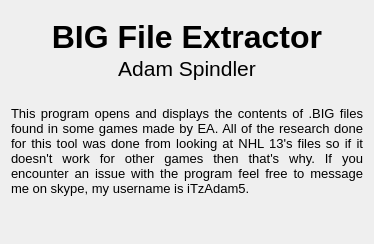
Old version of the form AboutDialog.ui in the repository Experiment5X/BIG-File-Extractor.
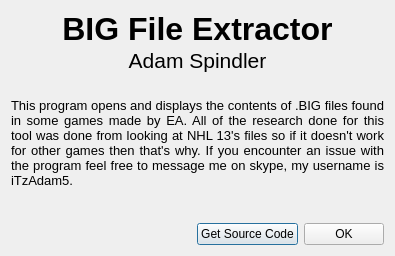
New version of the form. Icons and pictures are not drawn.

Commit message: Added 'Get Source Code' button

Diff of the .ui file:
```diff
--- a/AboutDialog.ui
+++ b/AboutDialog.ui
@@ -6,8 +6,8 @@
    <rect>
     <x>0</x>
     <y>0</y>
-    <width>374</width>
-    <height>244</height>
+    <width>395</width>
+    <height>256</height>
    </rect>
   </property>
   <property name="windowTitle">
@@ -17,7 +17,9 @@
    <iconset resource="resources.qrc">
     <normaloff>:/images/images/icon.png</normaloff>:/images/images/icon.png</iconset>
   </property>
-  <layout class="QVBoxLayout" name="verticalLayout_2">
+  <layout class="QVBoxLayout" name="verticalLayout_3">
+   <item>
+    <layout class="QVBoxLayout" name="verticalLayout_2" stretch="9,0">
    <item>
     <layout class="QVBoxLayout" name="verticalLayout">
      <item>
@@ -37,6 +39,39 @@
         <bool>true</bool>
        </property>
       </widget>
+       </item>
+      </layout>
+     </item>
+     <item>
+      <layout class="QHBoxLayout" name="horizontalLayout">
+       <item>
+        <spacer name="horizontalSpacer">
+         <property name="orientation">
+          <enum>Qt::Horizontal</enum>
+         </property>
+         <property name="sizeHint" stdset="0">
+          <size>
+           <width>40</width>
+           <height>20</height>
+          </size>
+         </property>
+        </spacer>
+       </item>
+       <item>
+        <widget class="QPushButton" name="btnGetSource">
+         <property name="text">
+          <string>Get Source Code</string>
+         </property>
+        </widget>
+       </item>
+       <item>
+        <widget class="QPushButton" name="btnOK">
+         <property name="text">
+          <string>OK</string>
+         </property>
+        </widget>
+       </item>
+      </layout>
      </item>
     </layout>
    </item>
```
Lines whose indentation alone changed are shown as unchanged. The commit also changes 2 other files.
